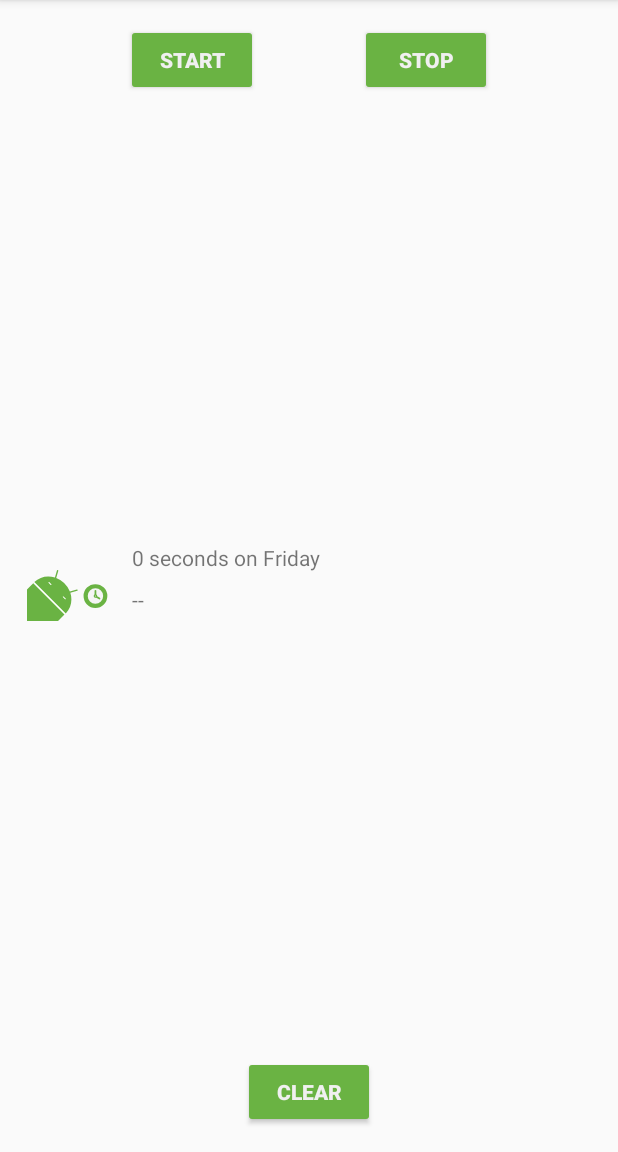
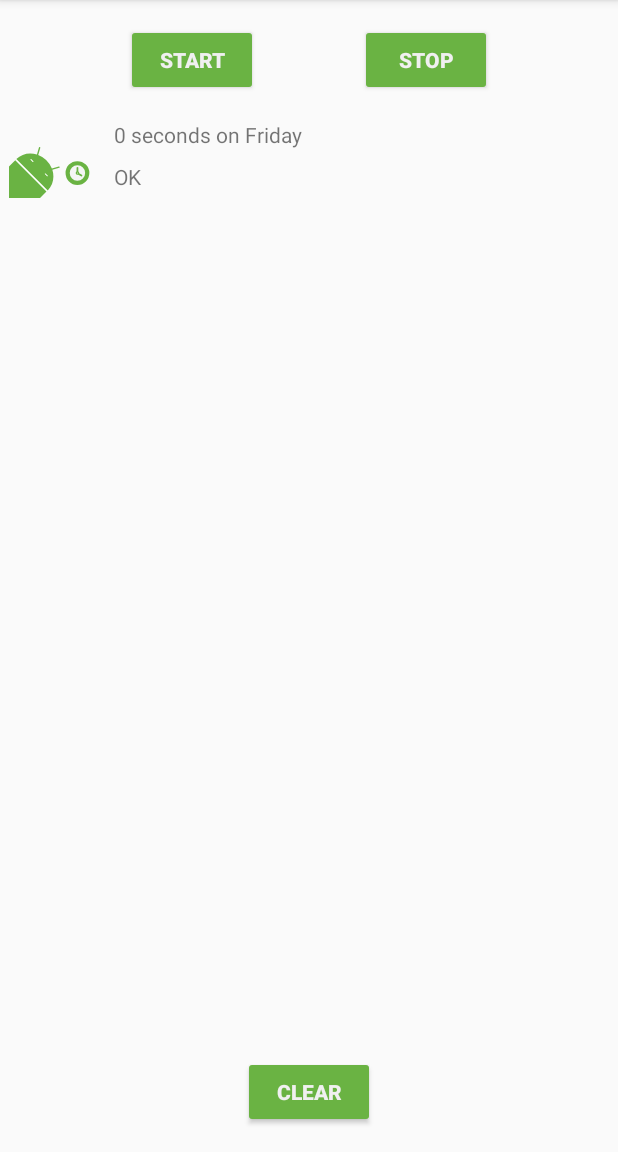
Before and after one commit to KlawitChanyut/07.1-RecyclerViewFundamentals, an Android app: the screen it shows after launch (MainActivity), after a tap on "START", on a phone screen of 412 x 824 dp, the part 84-1236 px from its top. Run offline under Robolectric (Android 15) with nearby library versions, the phone set to English and light mode, and no system bars; our stand-ins replace Room's generated code, data binding; Roboto replaces fonts that are not available here; 3 statements that could not run were skipped.

Commit message:
Fix list_item_sleep_night.xml

```diff
--- a/app/src/main/java/com/example/android/trackmysleepquality/Util.kt
+++ b/app/src/main/java/com/example/android/trackmysleepquality/Util.kt
@@ -54,6 +54,7 @@ fun convertDurationToFormatted(startTimeMilli: Long, endTimeMilli: Long, res: Re
 }
 
 
+
 /**
  * These functions create a formatted string that can be set in a TextView.
  */
@@ -64,7 +65,6 @@ fun convertDurationToFormatted(startTimeMilli: Long, endTimeMilli: Long, res: Re
 fun convertNumericQualityToString(quality: Int, resources: Resources): String {
     var qualityString = resources.getString(R.string.three_ok)
     when (quality) {
-        -1 -> qualityString = "--"
         0 -> qualityString = resources.getString(R.string.zero_very_bad)
         1 -> qualityString = resources.getString(R.string.one_poor)
         2 -> qualityString = resources.getString(R.string.two_soso)
@@ -136,3 +136,4 @@ fun formatNights(nights: List<SleepNight>, resources: Resources): Spanned {
         return Html.fromHtml(sb.toString())
     }
 }
+class TextItemViewHolder(val textView: TextView): RecyclerView.ViewHolder(textView)
--- a/app/src/main/java/com/example/android/trackmysleepquality/sleeptracker/SleepNightAdapter.kt
+++ b/app/src/main/java/com/example/android/trackmysleepquality/sleeptracker/SleepNightAdapter.kt
@@ -1,6 +1,5 @@
 package com.example.android.trackmysleepquality.sleeptracker
 
-import android.graphics.Color
 import android.view.LayoutInflater
 import android.view.View
 import android.view.ViewGroup
@@ -12,9 +11,9 @@ import com.example.android.trackmysleepquality.convertDurationToFormatted
 import com.example.android.trackmysleepquality.convertNumericQualityToString
 import com.example.android.trackmysleepquality.database.SleepNight
 
-class SleepNightAdapter : RecyclerView.Adapter<SleepNightAdapter.ViewHolder>() {
+class SleepNightAdapter: RecyclerView.Adapter<SleepNightAdapter.ViewHolder>() {
 
-    var data = listOf<SleepNight>()
+    var data =  listOf<SleepNight>()
         set(value) {
             field = value
             notifyDataSetChanged()
--- a/app/src/main/res/layout/list_item_sleep_night.xml
+++ b/app/src/main/res/layout/list_item_sleep_night.xml
@@ -1,21 +1,21 @@
 <?xml version="1.0" encoding="utf-8"?>
-<androidx.constraintlayout.widget.ConstraintLayout
-    xmlns:android="http://schemas.android.com/apk/res/android"
+<androidx.constraintlayout.widget.ConstraintLayout xmlns:android="http://schemas.android.com/apk/res/android"
     xmlns:app="http://schemas.android.com/apk/res-auto"
     xmlns:tools="http://schemas.android.com/tools"
     android:layout_width="match_parent"
-    android:layout_height="match_parent">
+    android:layout_height="wrap_content">
 
     <ImageView
         android:id="@+id/quality_image"
         android:layout_width="@dimen/icon_size"
         android:layout_height="60dp"
-        android:layout_marginStart="16dp"
+        android:layout_marginStart="4dp"
         android:layout_marginTop="8dp"
         android:layout_marginBottom="8dp"
         app:layout_constraintBottom_toBottomOf="parent"
         app:layout_constraintStart_toStartOf="parent"
         app:layout_constraintTop_toTopOf="parent"
+        app:layout_constraintVertical_bias="0.0"
         tools:srcCompat="@drawable/ic_sleep_5" />
 
     <TextView
--- a/app/src/main/res/values/strings.xml
+++ b/app/src/main/res/values/strings.xml
@@ -53,6 +53,8 @@
     <!-- Toast to play after Clear button has been pressed -->
     <string name="cleared_message">All your data is gone forever.</string>
 
+    <string name="header_text">Sleep Results</string>
+    <string name="close">Close</string>
     <string name="minutes_length">%d minutes on %s</string>
     <string name="hours_length">%d hours on %s</string>
     <string name="seconds_length">%d seconds on %s</string>
```
